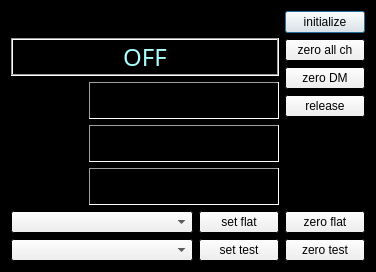
magao-x/MagAOX, file gui/widgets/dmCtrl/dmCtrl.ui: the form before one commit.
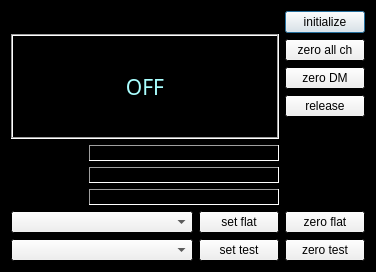
The form after the commit.

Commit message: reduced font sizes

```diff
--- a/gui/widgets/dmCtrl/dmCtrl.ui
+++ b/gui/widgets/dmCtrl/dmCtrl.ui
@@ -94,7 +94,7 @@
            </property>
            <property name="font">
             <font>
-             <pointsize>12</pointsize>
+             <pointsize>10</pointsize>
              <weight>75</weight>
              <bold>true</bold>
             </font>
@@ -119,7 +119,7 @@
          <item>
           <widget class="QLabel" name="dmStatus">
            <property name="sizePolicy">
-            <sizepolicy hsizetype="Expanding" vsizetype="Maximum">
+            <sizepolicy hsizetype="Expanding" vsizetype="Expanding">
              <horstretch>0</horstretch>
              <verstretch>0</verstretch>
             </sizepolicy>
@@ -164,7 +164,7 @@
            <property name="font">
             <font>
              <family>Tlwg Typist</family>
-             <pointsize>18</pointsize>
+             <pointsize>16</pointsize>
             </font>
            </property>
            <property name="frameShape">
@@ -185,6 +185,11 @@
           <layout class="QGridLayout" name="layoutLabels" columnstretch="1,5">
            <item row="2" column="1">
             <widget class="QLabel" name="labelTestShmim_value">
+             <property name="font">
+              <font>
+               <pointsize>9</pointsize>
+              </font>
+             </property>
              <property name="frameShape">
               <enum>QFrame::Panel</enum>
              </property>
@@ -198,6 +203,11 @@
            </item>
            <item row="0" column="1">
             <widget class="QLabel" name="labelShmimName_value">
+             <property name="font">
+              <font>
+               <pointsize>9</pointsize>
+              </font>
+             </property>
              <property name="frameShape">
               <enum>QFrame::Panel</enum>
              </property>
@@ -211,6 +221,11 @@
            </item>
            <item row="2" column="0">
             <widget class="QLabel" name="labelTestShmim">
+             <property name="font">
+              <font>
+               <pointsize>9</pointsize>
+              </font>
+             </property>
              <property name="text">
               <string>test shmim:</string>
              </property>
@@ -218,6 +233,11 @@
            </item>
            <item row="1" column="1">
             <widget class="QLabel" name="labelFlatShmim_value">
+             <property name="font">
+              <font>
+               <pointsize>9</pointsize>
+              </font>
+             </property>
              <property name="frameShape">
               <enum>QFrame::Panel</enum>
              </property>
@@ -231,6 +251,11 @@
            </item>
            <item row="0" column="0">
             <widget class="QLabel" name="labelShmimName">
+             <property name="font">
+              <font>
+               <pointsize>9</pointsize>
+              </font>
+             </property>
              <property name="text">
               <string>shmim name:</string>
              </property>
@@ -238,6 +263,11 @@
            </item>
            <item row="1" column="0">
             <widget class="QLabel" name="labelFlatShmim">
+             <property name="font">
+              <font>
+               <pointsize>9</pointsize>
+              </font>
+             </property>
              <property name="text">
               <string>flat shmim:</string>
              </property>
```
Left out of the diff: 56 changed lines with no effect on the pictures.
